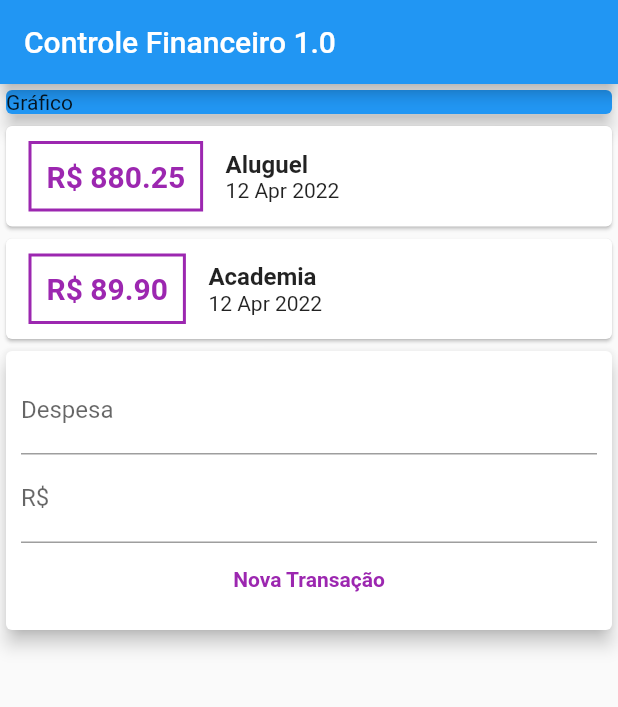
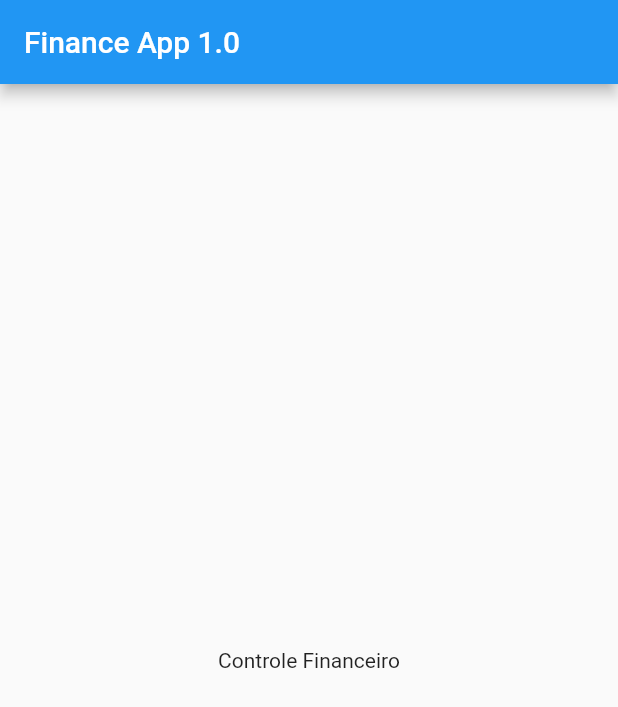
Before and after one commit to erick-ais/Portfolio, a Flutter app: the screen it shows after launch, on a phone screen of 412 x 824 dp. Shown: the top 707 px of the screen. Run offline on Flutter 3.47's test engine with Material 2 defaults, Android fonts, the phone set to English and light mode, and no system bars; our stand-ins replace flutter_slidable, shared_preferences.

Commit message:
Nova atualização

```diff
--- a/Flutter/4_app_financas/flutter_finance/lib/components/transaction_list.dart
+++ /dev/null
@@ -1,59 +0,0 @@
-import 'package:flutter/material.dart';
-import 'package:flutter_finance/models/transaction.dart';
-import 'package:intl/intl.dart';
-
-class TransactionList extends StatelessWidget {
-  TransactionList({Key? key, required this.transactions}) : super(key: key);
-
-  final List<Transaction> transactions;
-
-  @override
-  Widget build(BuildContext context) {
-    return Column(
-      children: transactions.map((tr) {
-        return Card(
-          child: Row(
-            children: [
-              Container(
-                margin: const EdgeInsets.symmetric(
-                  horizontal: 15,
-                  vertical: 10,
-                ),
-                decoration: BoxDecoration(
-                  border: Border.all(
-                    color: Colors.purple,
-                    width: 2,
-                  ),
-                ),
-                padding: const EdgeInsets.all(10),
-                child: Text(
-                  'R\$ ${tr.value.toStringAsFixed(2)}',
-                  style: const TextStyle(
-                    fontWeight: FontWeight.bold,
-                    fontSize: 20,
-                    color: Colors.purple,
-                  ),
-                ),
-              ),
-              Column(
-                crossAxisAlignment: CrossAxisAlignment.start,
-                children: [
-                  Text(
-                    tr.title,
-                    style: const TextStyle(
-                      fontWeight: FontWeight.bold,
-                      fontSize: 16,
-                    ),
-                  ),
-                  Text(
-                    DateFormat('d MMM y').format(tr.date),
-                  ),
-                ],
-              ),
-            ],
-          ),
-        );
-      }).toList(),
-    );
-  }
-}
--- a/Flutter/4_app_financas/flutter_finance/lib/components/transaction_user.dart
+++ /dev/null
@@ -1,53 +0,0 @@
-import 'dart:math';
-
-import 'package:flutter/material.dart';
-import 'package:flutter_finance/components/transaction_list.dart';
-import 'package:flutter_finance/models/transaction.dart';
-import 'package:flutter_finance/models/transaction_form.dart';
-
-class TransactionUser extends StatefulWidget {
-  TransactionUser({Key? key}) : super(key: key);
-
-  @override
-  State<TransactionUser> createState() => _TransactionUserState();
-}
-
-class _TransactionUserState extends State<TransactionUser> {
-  final _transaction = [
-    Transaction(
-      id: 't1',
-      title: 'Aluguel',
-      value: 880.25,
-      date: DateTime.now(),
-    ),
-    Transaction(
-      id: 't2',
-      title: 'Academia',
-      value: 89.90,
-      date: DateTime.now(),
-    ),
-  ];
-
-  _addTransaction(String title, double value) {
-    final newTransaction = Transaction(
-      id: Random().nextDouble().toString(),
-      title: title,
-      value: value,
-      date: DateTime.now(),
-    );
-
-    setState(() {
-      _transaction.add(newTransaction);
-    });
-  }
-
-  @override
-  Widget build(BuildContext context) {
-    return Column(
-      children: [
-        TransactionList(transactions: _transaction),
-        TransactionForm(),
-      ],
-    );
-  }
-}
--- a/Flutter/4_app_financas/flutter_finance/lib/main.dart
+++ b/Flutter/4_app_financas/flutter_finance/lib/main.dart
@@ -1,55 +1,39 @@
+import 'package:flutter/cupertino.dart';
 import 'package:flutter/material.dart';
-import 'package:flutter_finance/components/transaction_user.dart';
 
 void main() {
   runApp(
-    AppFinance(),
+    MyApp(),
   );
 }
 
-class AppFinance extends StatefulWidget {
-  AppFinance({Key? key}) : super(key: key);
+class MyApp extends StatelessWidget {
+  const MyApp({Key? key}) : super(key: key);
 
-  @override
-  State<AppFinance> createState() => _AppFinanceState();
-}
-
-class _AppFinanceState extends State<AppFinance> {
   @override
   Widget build(BuildContext context) {
     return MaterialApp(
-      home: FinancePersonal(),
+      home: HomeFinanceApp(),
     );
   }
 }
 
-class FinancePersonal extends StatefulWidget {
-  FinancePersonal({Key? key}) : super(key: key);
+class HomeFinanceApp extends StatefulWidget {
+  HomeFinanceApp({Key? key}) : super(key: key);
 
   @override
-  State<FinancePersonal> createState() => _FinancePersonalState();
+  State<HomeFinanceApp> createState() => _HomeFinanceAppState();
 }
 
-class _FinancePersonalState extends State<FinancePersonal> {
+class _HomeFinanceAppState extends State<HomeFinanceApp> {
   @override
   Widget build(BuildContext context) {
     return Scaffold(
       appBar: AppBar(
-        title: Text('Controle Financeiro 1.0'),
+        title: Text('Finance App 1.0'),
       ),
-      body: Column(
-        crossAxisAlignment: CrossAxisAlignment.stretch,
-        children: [
-          Container(
-            width: double.infinity,
-            child: Card(
-              child: Text('Gráfico'),
-              color: Colors.blue,
-              elevation: 5,
-            ),
-          ),
-          TransactionUser(),
-        ],
+      body: Center(
+        child: Text('Controle Financeiro'),
       ),
     );
   }
--- a/Flutter/4_app_financas/flutter_finance/lib/models/transaction.dart
+++ /dev/null
@@ -1,13 +0,0 @@
-class Transaction {
-  final String id;
-  final String title;
-  final double value;
-  final DateTime date;
-
-  Transaction({
-    required this.id,
-    required this.title,
-    required this.value,
-    required this.date,
-  });
-}
--- a/Flutter/4_app_financas/flutter_finance/lib/models/transaction_form.dart
+++ /dev/null
@@ -1,46 +0,0 @@
-import 'package:flutter/material.dart';
-
-class TransactionForm extends StatelessWidget {
-  TransactionForm({Key? key}) : super(key: key);
-  final titleController = TextEditingController();
-  final valueController = TextEditingController();
-
-  @override
-  Widget build(BuildContext context) {
-    return Card(
-      elevation: 5,
-      child: Padding(
-        padding: const EdgeInsets.all(10),
-        child: Column(
-          children: [
-            TextField(
-              controller: titleController,
-              decoration: InputDecoration(
-                labelText: 'Despesa',
-              ),
-            ),
-            TextField(
-              controller: valueController,
-              decoration: InputDecoration(
-                labelText: 'R\$',
-              ),
-            ),
-            TextButton(
-              onPressed: () {
-                Text(titleController.text);
-                Text(valueController.text);
-              },
-              child: Text(
-                'Nova Transação',
-                style: TextStyle(
-                  color: Colors.purple,
-                  fontWeight: FontWeight.bold,
-                ),
-              ),
-            ),
-          ],
-        ),
-      ),
-    );
-  }
-}
```
